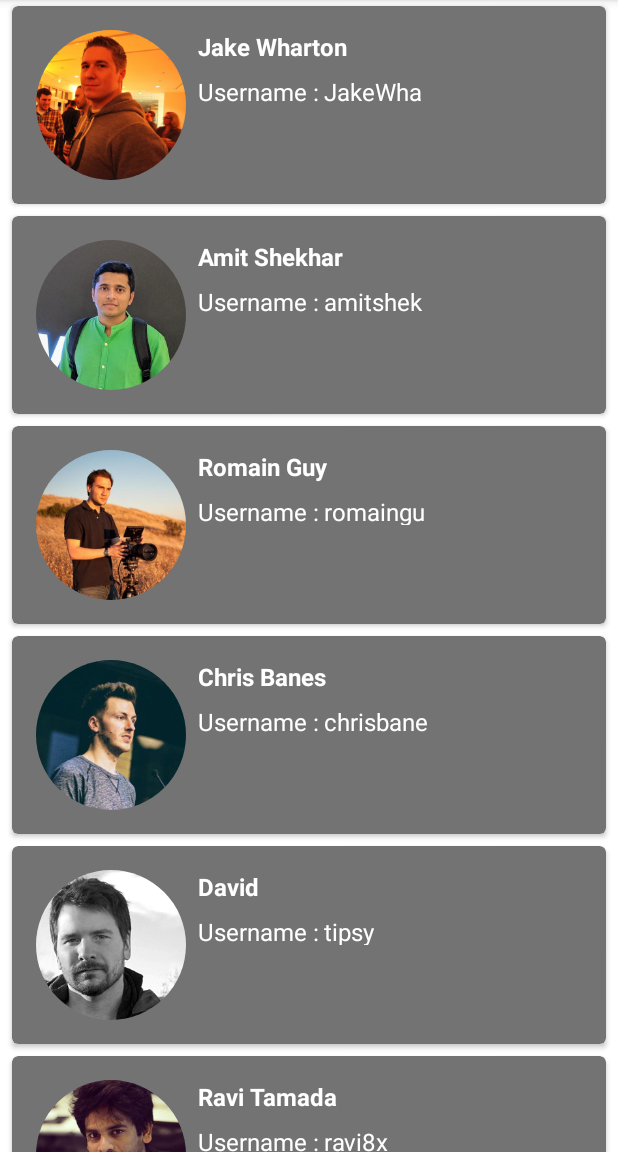
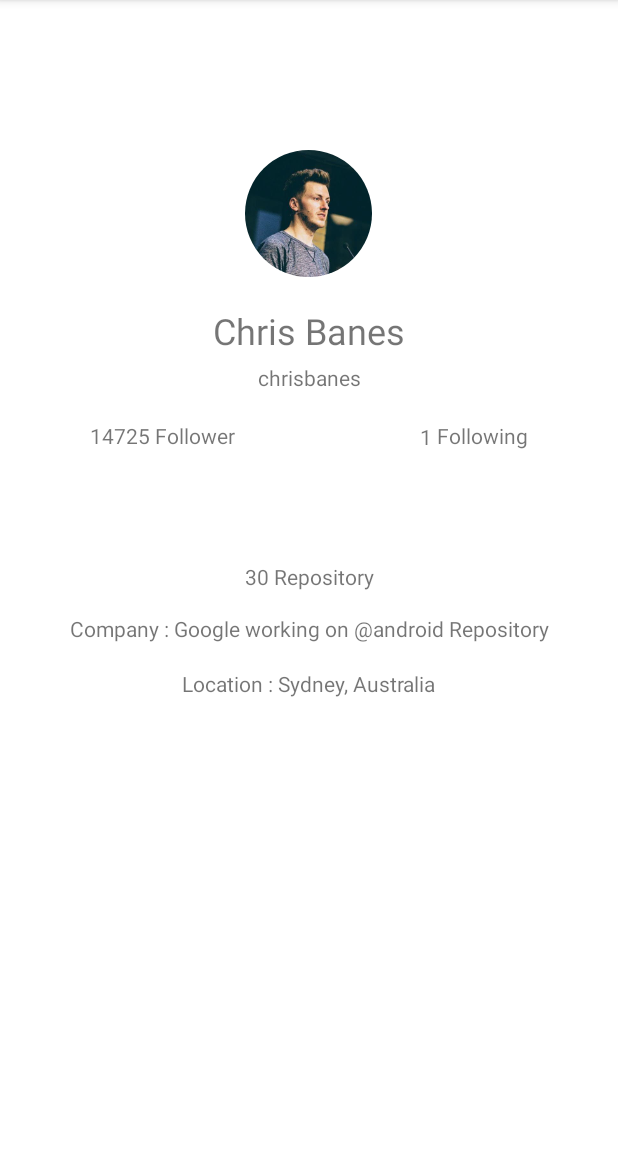
Before and after one commit to Ayahviramempesonah/MyDicoding, an Android app: the MainActivity screen opened directly, with no data from a screen before it, after a tap on "Chris Banes", on a phone screen of 412 x 824 dp, the part 84-1236 px from its top. Run offline under Robolectric (Android 15) with nearby library versions, the phone set to English and light mode, and no system bars.

Commit message:
detail user done

```diff
--- a/Android/Belajar Fundamental Aplikasi Android/Submission 1/app/src/main/AndroidManifest.xml
+++ b/Android/Belajar Fundamental Aplikasi Android/Submission 1/app/src/main/AndroidManifest.xml
@@ -13,7 +13,12 @@
         android:supportsRtl="true"
         android:theme="@style/Theme.GithubApps"
         tools:targetApi="31">
-        <activity android:name=".MainActivity" android:exported="false" />
+        <activity
+            android:name=".UserDetail"
+            android:exported="false" />
+        <activity
+            android:name=".MainActivity"
+            android:exported="false" />
         <activity
             android:name=".SplashScreen"
             android:exported="true"
--- a/Android/Belajar Fundamental Aplikasi Android/Submission 1/app/src/main/java/com/williamfelix/githubapps/ListUserAdapter.kt
+++ b/Android/Belajar Fundamental Aplikasi Android/Submission 1/app/src/main/java/com/williamfelix/githubapps/ListUserAdapter.kt
@@ -1,49 +1,37 @@
 package com.williamfelix.githubapps
 
 import android.view.LayoutInflater
-import android.view.View
+import android.content.Intent
 import android.view.ViewGroup
-import android.widget.ImageView
-import android.widget.TextView
-import android.widget.Toast
 import androidx.recyclerview.widget.RecyclerView
 import com.bumptech.glide.Glide
 import com.williamfelix.githubapps.databinding.ItemRowDataBinding
 
 class ListUserAdapter(private val listUser: ArrayList<User>): RecyclerView.Adapter<ListUserAdapter.ListViewHolder>() {
-    private lateinit var onItemClickCallback: OnItemClickCallback
-
-    class ListViewHolder(var binding: ItemRowDataBinding) : RecyclerView.ViewHolder(binding.root) {
-
-    }
+    class ListViewHolder(var binding: ItemRowDataBinding) : RecyclerView.ViewHolder(binding.root)
 
     override fun onCreateViewHolder(viewGroup: ViewGroup, viewType: Int): ListViewHolder {
         val binding = ItemRowDataBinding.inflate(LayoutInflater.from(viewGroup.context), viewGroup, false)
         return ListViewHolder(binding)
     }
 
-    fun setOnItemClickCallback(onItemClickCallback: OnItemClickCallback) {
-        this.onItemClickCallback = onItemClickCallback
-    }
-
     override fun onBindViewHolder(holder: ListViewHolder, position: Int) {
         val (name, username, photo) = listUser[position]
-        holder.binding.imgItemPhoto.setImageResource(photo)
         Glide.with(holder.itemView.context)
             .load(photo)
             .centerCrop()
             .circleCrop()
             .into(holder.binding.imgItemPhoto)
+
         holder.binding.tvItemName.text = name
         holder.binding.tvItemUsername.text = username
         holder.itemView.setOnClickListener {
-            Toast.makeText(holder.itemView.context, "Kamu memilih " + listUser[holder.adapterPosition].name, Toast.LENGTH_SHORT).show()
+            val userDetail = Intent(holder.itemView.context,UserDetail::class.java)
+            userDetail.putExtra(UserDetail.USER, listUser[holder.adapterPosition])
+            holder.itemView.context.startActivity(userDetail)
         }
     }
 
     override fun getItemCount(): Int = listUser.size
 
-    interface OnItemClickCallback {
-        fun onItemClicked(data: User)
-    }
 }
--- a/Android/Belajar Fundamental Aplikasi Android/Submission 1/app/src/main/java/com/williamfelix/githubapps/MainActivity.kt
+++ b/Android/Belajar Fundamental Aplikasi Android/Submission 1/app/src/main/java/com/williamfelix/githubapps/MainActivity.kt
@@ -40,10 +40,15 @@ class MainActivity : AppCompatActivity() {
         get() {
             val dataName = resources.getStringArray(R.array.name_github)
             val dataUsername = resources.getStringArray(R.array.username)
+            val location = resources.getStringArray(R.array.location)
+            val repository = resources.getStringArray(R.array.repository)
+            val company = resources.getStringArray(R.array.company)
+            val followers = resources.getStringArray(R.array.followers)
+            val following= resources.getStringArray(R.array.following)
             val dataPhoto = resources.obtainTypedArray(R.array.avatar)
             val listUser = ArrayList<User>()
             for (i in dataName.indices) {
-                val hero = User(dataName[i],dataUsername[i], dataPhoto.getResourceId(i, -1))
+                val hero = User(dataName[i],dataUsername[i], dataPhoto.getResourceId(i, -1), location[i], repository[i], company[i],followers[i], following[i])
                 listUser.add(hero)
             }
             return listUser
--- a/Android/Belajar Fundamental Aplikasi Android/Submission 1/app/src/main/java/com/williamfelix/githubapps/User.kt
+++ b/Android/Belajar Fundamental Aplikasi Android/Submission 1/app/src/main/java/com/williamfelix/githubapps/User.kt
@@ -7,5 +7,10 @@ import kotlinx.parcelize.Parcelize
 data class User(
     var name: String,
     var username: String,
-    var photo: Int
+    var photo: Int,
+    var location: String,
+    var repository: String,
+    var company: String,
+    var followers: String,
+    var following: String,
 ) : Parcelable
--- /dev/null
+++ b/Android/Belajar Fundamental Aplikasi Android/Submission 1/app/src/main/java/com/williamfelix/githubapps/UserDetail.kt
@@ -0,0 +1,37 @@
+package com.williamfelix.githubapps
+
+import android.os.Bundle
+import android.widget.TextView
+import androidx.appcompat.app.AppCompatActivity
+import com.bumptech.glide.Glide
+import com.williamfelix.githubapps.databinding.ActivityUserDetailBinding
+
+
+class UserDetail : AppCompatActivity() {
+
+    private lateinit var binding: ActivityUserDetailBinding
+
+    companion object {
+        const val USER = "user"
+    }
+
+    override fun onCreate(savedInstanceState: Bundle?) {
+        super.onCreate(savedInstanceState)
+        binding = ActivityUserDetailBinding.inflate(layoutInflater)
+        setContentView(binding.root)
+
+        val user = intent.getParcelableExtra<User>(USER) as User
+        Glide.with(binding.imagesGithub)
+            .load(user.photo)
+            .centerCrop()
+            .circleCrop()
+            .into(binding.imagesGithub)
+        binding.nameGithub.text = user.name
+        binding.usernameGithub.text = user.username
+        binding.follower.text = user.followers
+        binding.following.text = user.following
+        binding.repo.text = "${user.repository} Repository"
+        binding.company.text = "Company : ${user.company} Repository"
+        binding.location.text = "Location : ${user.location}"
+    }
+}
--- /dev/null
+++ b/Android/Belajar Fundamental Aplikasi Android/Submission 1/app/src/main/res/layout/activity_user_detail.xml
@@ -0,0 +1,140 @@
+<?xml version="1.0" encoding="utf-8"?>
+<androidx.constraintlayout.widget.ConstraintLayout xmlns:android="http://schemas.android.com/apk/res/android"
+    xmlns:app="http://schemas.android.com/apk/res-auto"
+    xmlns:tools="http://schemas.android.com/tools"
+    android:layout_width="match_parent"
+    android:layout_height="match_parent"
+    tools:context=".UserDetail">
+
+    <TextView
+        android:id="@+id/location"
+        android:layout_width="wrap_content"
+        android:layout_height="wrap_content"
+        android:text="TextView"
+        app:layout_constraintBottom_toBottomOf="parent"
+        app:layout_constraintEnd_toEndOf="parent"
+        app:layout_constraintHorizontal_bias="0.501"
+        app:layout_constraintStart_toStartOf="parent"
+        app:layout_constraintTop_toTopOf="parent"
+        app:layout_constraintVertical_bias="0.596" />
+
+    <TextView
+        android:id="@+id/company"
+        android:layout_width="wrap_content"
+        android:layout_height="wrap_content"
+        android:text="TextView"
+        app:layout_constraintBottom_toBottomOf="parent"
+        app:layout_constraintEnd_toEndOf="parent"
+        app:layout_constraintHorizontal_bias="0.501"
+        app:layout_constraintStart_toStartOf="parent"
+        app:layout_constraintTop_toTopOf="parent"
+        app:layout_constraintVertical_bias="0.547" />
+
+    <ImageView
+        android:id="@+id/images_github"
+        android:layout_width="0dp"
+        android:layout_height="0dp"
+        android:layout_marginStart="141dp"
+        android:layout_marginTop="100dp"
+        android:layout_marginEnd="142dp"
+        android:layout_marginBottom="3dp"
+        app:layout_constraintBottom_toTopOf="@+id/name_github"
+        app:layout_constraintEnd_toEndOf="parent"
+        app:layout_constraintHorizontal_bias="0.0"
+        app:layout_constraintStart_toStartOf="parent"
+        app:layout_constraintTop_toTopOf="parent"
+        tools:srcCompat="@tools:sample/avatars" />
+
+    <TextView
+        android:id="@+id/name_github"
+        android:layout_width="wrap_content"
+        android:layout_height="wrap_content"
+        android:layout_marginStart="177dp"
+        android:layout_marginTop="16dp"
+        android:layout_marginEnd="177dp"
+        android:layout_marginBottom="531dp"
+        android:text="TextView"
+        android:textSize="24sp"
+        app:layout_constraintBottom_toBottomOf="parent"
+        app:layout_constraintEnd_toEndOf="parent"
+        app:layout_constraintStart_toStartOf="parent"
+        app:layout_constraintTop_toBottomOf="@+id/images_github"
+        app:layout_constraintVertical_bias="0.75" />
+
+    <TextView
+        android:id="@+id/username_github"
+        android:layout_width="wrap_content"
+        android:layout_height="wrap_content"
+        android:layout_marginStart="185dp"
+        android:layout_marginTop="5dp"
+        android:layout_marginEnd="185dp"
+        android:layout_marginBottom="509dp"
+        android:text="TextView"
+        app:layout_constraintBottom_toBottomOf="parent"
+        app:layout_constraintEnd_toEndOf="parent"
+        app:layout_constraintStart_toStartOf="parent"
+        app:layout_constraintTop_toBottomOf="@+id/name_github"
+        app:layout_constraintVertical_bias="0.0" />
+
+    <TextView
+        android:id="@+id/follower"
+        android:layout_width="wrap_content"
+        android:layout_height="wrap_content"
+        android:layout_marginStart="60dp"
+        android:layout_marginTop="15dp"
+        android:layout_marginBottom="464dp"
+        android:text="TextView"
+
+        app:layout_constraintBottom_toBottomOf="parent"
+        app:layout_constraintStart_toStartOf="parent"
+        app:layout_constraintTop_toBottomOf="@+id/username_github" />
+
+    <TextView
+        android:id="@+id/following"
+        android:layout_width="wrap_content"
+        android:layout_height="wrap_content"
+        android:layout_marginTop="15dp"
+        android:layout_marginEnd="3dp"
+        android:layout_marginBottom="463dp"
+        android:text="TextView"
+        app:layout_constraintBottom_toBottomOf="parent"
+        app:layout_constraintEnd_toStartOf="@+id/textView7"
+        app:layout_constraintTop_toBottomOf="@+id/username_github" />
+
+    <TextView
+        android:id="@+id/textView7"
+        android:layout_width="wrap_content"
+        android:layout_height="wrap_content"
+        android:layout_marginTop="15dp"
+        android:layout_marginEnd="60dp"
+        android:layout_marginBottom="464dp"
+        android:text="Following"
+        app:layout_constraintBottom_toBottomOf="parent"
+        app:layout_constraintEnd_toEndOf="parent"
+        app:layout_constraintTop_toBottomOf="@+id/username_github"
+        app:layout_constraintVertical_bias="0.52" />
+
+    <TextView
+        android:id="@+id/textView10"
+        android:layout_width="wrap_content"
+        android:layout_height="wrap_content"
+        android:layout_marginStart="3dp"
+        android:layout_marginTop="15dp"
+        android:layout_marginBottom="464dp"
+        android:text="Follower"
+        app:layout_constraintBottom_toBottomOf="parent"
+        app:layout_constraintStart_toEndOf="@+id/follower"
+        app:layout_constraintTop_toBottomOf="@+id/username_github" />
+
+    <TextView
+        android:id="@+id/repo"
+        android:layout_width="wrap_content"
+        android:layout_height="wrap_content"
+        android:text="TextView"
+        app:layout_constraintBottom_toBottomOf="parent"
+        app:layout_constraintEnd_toEndOf="parent"
+        app:layout_constraintStart_toStartOf="parent"
+        app:layout_constraintTop_toTopOf="parent" />
+
+
+</androidx.constraintlayout.widget.ConstraintLayout>
--- a/Android/Belajar Fundamental Aplikasi Android/Submission 1/app/src/main/res/values/strings.xml
+++ b/Android/Belajar Fundamental Aplikasi Android/Submission 1/app/src/main/res/values/strings.xml
@@ -5,6 +5,8 @@
 
     <string name="username">Username</string>
     <string name="name">Nama</string>
+
+    <string name="object_received">Object Diterima</string>
 
     <string-array name="username">
         <item>JakeWharton</item>
```
